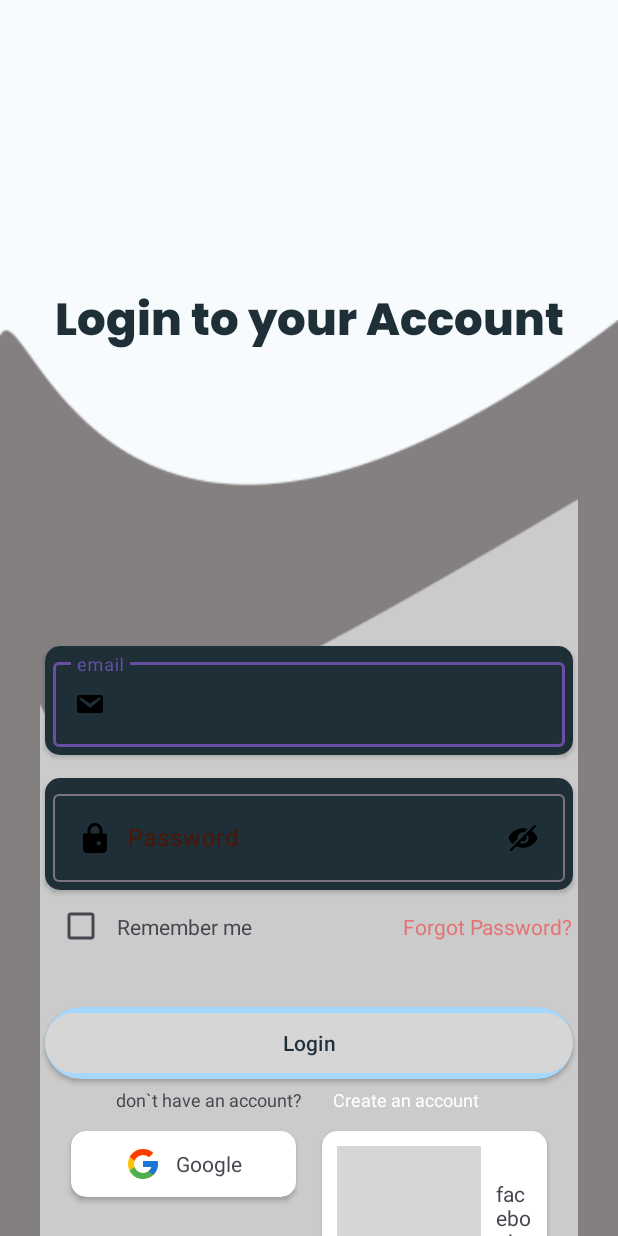
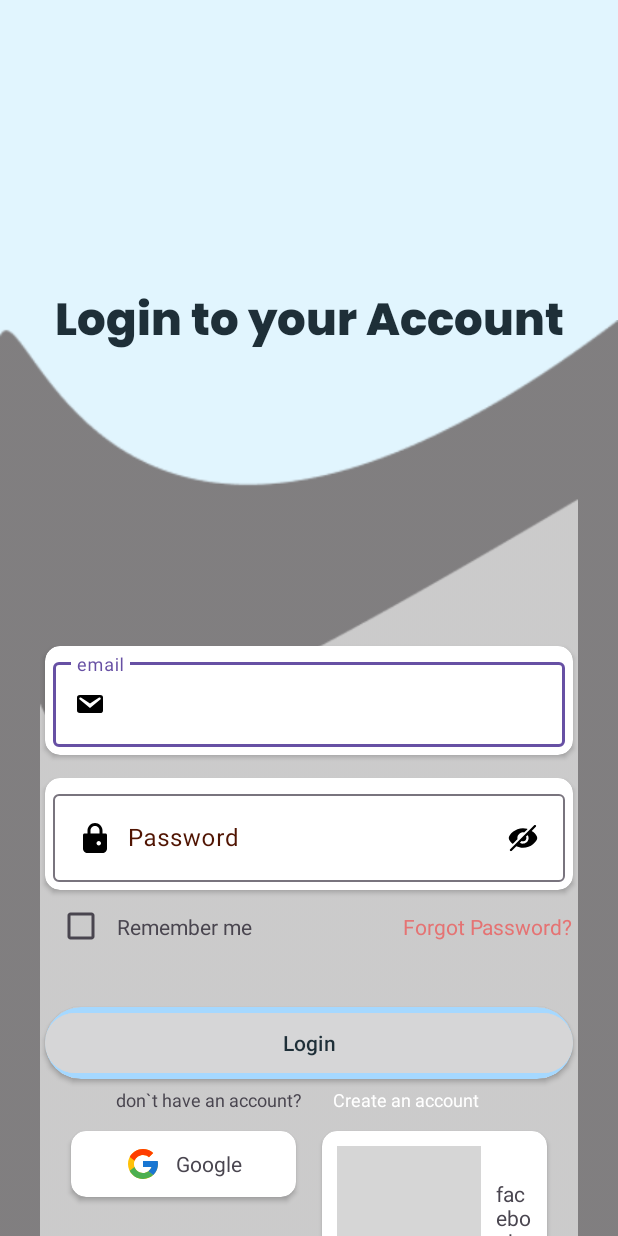
Before and after one commit to susheel-ui/Bill_Gernator, an Android app: the screen it shows after launch (LoginActivity), on a phone screen of 412 x 824 dp. Run offline under Robolectric (Android 15) with nearby library versions, the phone set to English and light mode, and no system bars; grey boxes are pictures that could not be loaded.

Commit message:
some changes

```diff
--- a/app/src/main/java/com/example/bill_genrating_app/Activities/LoginActivity.kt
+++ b/app/src/main/java/com/example/bill_genrating_app/Activities/LoginActivity.kt
@@ -30,7 +30,7 @@ class LoginActivity : AppCompatActivity() {
             val intent = Intent(this,MainActivity::class.java)
             val anim = AnimationUtils.loadAnimation(this, R.anim.btn_popup)
             CoroutineScope(Dispatchers.Main).launch{
-                ActivityBinding?.btnLogin?.startAnimation(anim)
+                ActivityBinding?.loginbtnCard?.startAnimation(anim)
             }.invokeOnCompletion {
                 startActivity(intent)
             }
--- a/app/src/main/res/anim/btn_popup.xml
+++ b/app/src/main/res/anim/btn_popup.xml
@@ -1,8 +1,8 @@
 <?xml version="1.0" encoding="utf-8"?>
 <scale xmlns:android="http://schemas.android.com/apk/res/android"
-    android:duration="200"
-    android:fromXScale="0.7"
-    android:fromYScale="0.7"
+    android:duration="100"
+    android:fromXScale="0.9"
+    android:fromYScale="0.9"
     android:interpolator="@android:anim/overshoot_interpolator"
     android:toXScale="1.0"
     android:toYScale="1.0"
--- a/app/src/main/res/layout-v26/activity_login.xml
+++ b/app/src/main/res/layout-v26/activity_login.xml
@@ -6,7 +6,7 @@
     android:layout_width="match_parent"
     android:layout_height="match_parent"
     tools:context=".Activities.LoginActivity"
-    android:background="@color/colorBackground"
+    android:background="@color/colorSecondary"
     >
 
     <TextView
@@ -64,14 +64,16 @@
         app:layout_constraintBottom_toBottomOf="parent"
 
         >
+       <LinearLayout
+           android:layout_width="match_parent"
+           android:layout_height="match_parent">
            <com.google.android.material.textfield.TextInputLayout
 
                android:layout_width="match_parent"
                android:layout_height="wrap_content"
                android:hint="email"
                android:padding="5dp"
-            android:textColorHint="@color/textDisabled"
-            android:background="@color/colorOnBackground"
+               android:textColorHint="@color/black"
 
                >
 
@@ -83,6 +85,8 @@
                android:drawablePadding="10dp"
                />
            </com.google.android.material.textfield.TextInputLayout>
+
+       </LinearLayout>
             </androidx.cardview.widget.CardView>
     <!--    password card view -->
     <androidx.cardview.widget.CardView
@@ -102,7 +106,6 @@
             android:hint="Password"
             android:padding="5dp"
             android:textColorHint="@color/colorDisabled"
-            android:background="@color/colorOnBackground"
 
             >
             <com.google.android.material.textfield.TextInputEditText
@@ -110,7 +113,6 @@
                 android:layout_height="wrap_content"
                 android:drawablePadding="10dp"
                 android:inputType="textPassword"
-
                 android:drawableStart="@drawable/password_vector"
                 android:drawableEnd="@drawable/password_eye"
                 />
```
Lines whose indentation alone changed are shown as unchanged.
